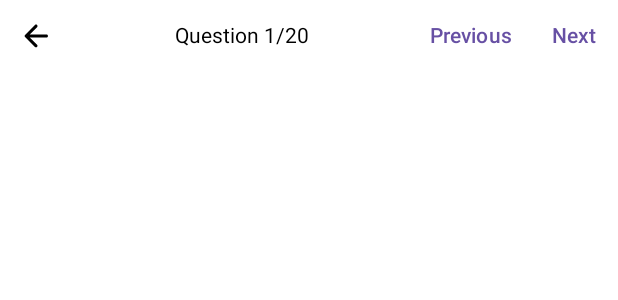
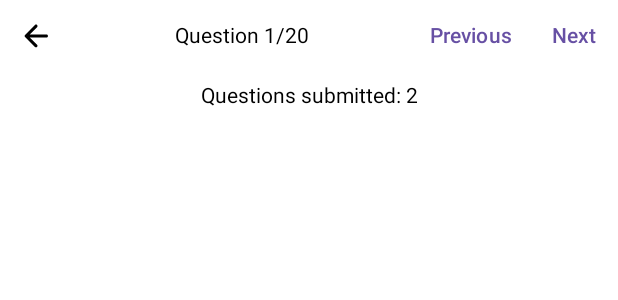
Before and after one commit to shalva97/XM-Survey, an Android app built with Jetpack Compose: the @Preview function SurveyScreenPreview, on a phone screen of 412 x 824 dp. Shown: the top 300 px of the screen. Run offline under Robolectric (Android 15) with nearby library versions, the phone set to English and light mode, and no system bars; our stand-ins replace Dagger/Hilt's generated code.

Commit message:
Added QuestionsSubmitted

```diff
--- a/app/src/main/kotlin/io/github/shalva97/xm_survey/presentation/survey/Survey.kt
+++ b/app/src/main/kotlin/io/github/shalva97/xm_survey/presentation/survey/SurveyScreen.kt
@@ -6,7 +6,8 @@ import androidx.compose.runtime.Composable
 import androidx.compose.ui.Modifier
 import androidx.compose.ui.tooling.preview.Preview
 import androidx.hilt.navigation.compose.hiltViewModel
-import io.github.shalva97.xm_survey.presentation.components.SurveyTopBar
+import io.github.shalva97.xm_survey.presentation.survey.components.QuestionsSubmitted
+import io.github.shalva97.xm_survey.presentation.survey.components.SurveyTopBar
 
 @Composable
 fun SurveyScreen(
@@ -14,7 +15,7 @@ fun SurveyScreen(
 ) {
     Column(Modifier.fillMaxSize()) {
         SurveyTopBar()
-
+        QuestionsSubmitted()
     }
 }
 
--- /dev/null
+++ b/app/src/main/kotlin/io/github/shalva97/xm_survey/presentation/survey/components/QuestionsSubmitted.kt
@@ -0,0 +1,34 @@
+package io.github.shalva97.xm_survey.presentation.survey.components
+
+import androidx.compose.foundation.background
+import androidx.compose.foundation.layout.fillMaxWidth
+import androidx.compose.foundation.layout.padding
+import androidx.compose.material3.Text
+import androidx.compose.runtime.Composable
+import androidx.compose.ui.Modifier
+import androidx.compose.ui.graphics.Color
+import androidx.compose.ui.res.stringResource
+import androidx.compose.ui.text.style.TextAlign
+import androidx.compose.ui.tooling.preview.Preview
+import androidx.compose.ui.unit.dp
+import io.github.shalva97.xm_survey.R
+
+@Composable
+fun QuestionsSubmitted(
+    amount: Int = 2,
+) {
+    Text(
+        modifier = Modifier
+            .background(Color.White)
+            .padding(vertical = 8.dp)
+            .fillMaxWidth(),
+        text = stringResource(R.string.questions_submitted, amount),
+        textAlign = TextAlign.Center
+    )
+}
+
+@Preview
+@Composable
+private fun QuestionsSubmittedPreview() {
+    QuestionsSubmitted()
+}
--- a/app/src/main/kotlin/io/github/shalva97/xm_survey/presentation/components/SurveyTopBar.kt
+++ b/app/src/main/kotlin/io/github/shalva97/xm_survey/presentation/survey/components/SurveyTopBar.kt
@@ -1,4 +1,4 @@
-package io.github.shalva97.xm_survey.presentation.components
+package io.github.shalva97.xm_survey.presentation.survey.components
 
 import androidx.compose.foundation.layout.Row
 import androidx.compose.material.icons.Icons
--- a/app/src/main/kotlin/io/github/shalva97/xm_survey/presentation/theme/Color.kt
+++ b/app/src/main/kotlin/io/github/shalva97/xm_survey/presentation/theme/Color.kt
@@ -9,3 +9,4 @@ val Pink80 = Color(0xFFEFB8C8)
 val Purple40 = Color(0xFF6650a4)
 val PurpleGrey40 = Color(0xFF625b71)
 val Pink40 = Color(0xFF7D5260)
+val Neutral90 = Color(0xFFE6E0E9)
--- a/app/src/main/kotlin/io/github/shalva97/xm_survey/presentation/theme/Theme.kt
+++ b/app/src/main/kotlin/io/github/shalva97/xm_survey/presentation/theme/Theme.kt
@@ -10,6 +10,7 @@ import androidx.compose.material3.dynamicLightColorScheme
 import androidx.compose.material3.lightColorScheme
 import androidx.compose.runtime.Composable
 import androidx.compose.runtime.SideEffect
+import androidx.compose.ui.graphics.Color
 import androidx.compose.ui.graphics.toArgb
 import androidx.compose.ui.platform.LocalContext
 import androidx.compose.ui.platform.LocalView
@@ -24,10 +25,9 @@ private val DarkColorScheme = darkColorScheme(
 private val LightColorScheme = lightColorScheme(
     primary = Purple40,
     secondary = PurpleGrey40,
-    tertiary = Pink40
-
+    tertiary = Pink40,
+    background = Neutral90,
     /* Other default colors to override
-    background = Color(0xFFFFFBFE),
     surface = Color(0xFFFFFBFE),
     onPrimary = Color.White,
     onSecondary = Color.White,
--- a/app/src/main/res/values/strings.xml
+++ b/app/src/main/res/values/strings.xml
@@ -5,4 +5,5 @@
     <string name="previous">Previous</string>
     <string name="next">Next</string>
     <string name="question_20">Question %1$s/20</string>
+    <string name="questions_submitted">Questions submitted: %1$s</string>
 </resources>
```
